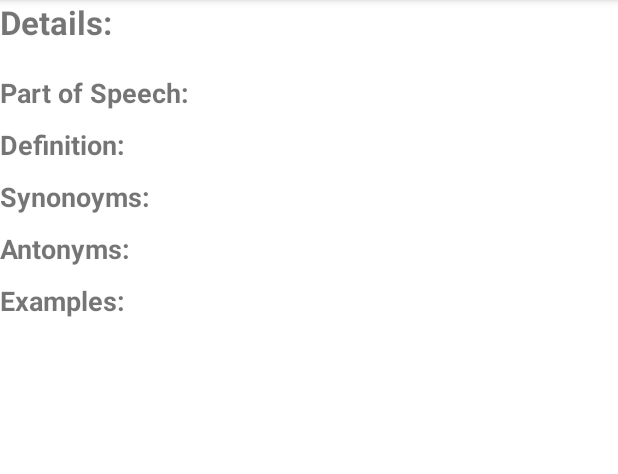
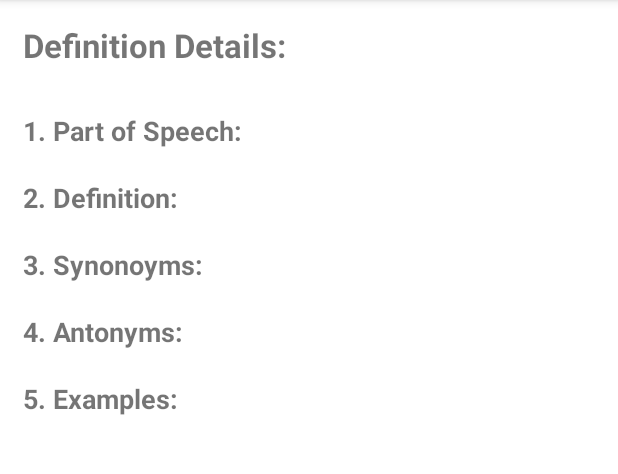
Before and after one commit to atifquamar07/Dictionary-Android-Application, an Android app: the DetailActivity screen opened directly, with no data from a screen before it, on a phone screen of 412 x 824 dp, the part 84-558 px from its top. Run offline under Robolectric (Android 15) with nearby library versions, the phone set to English and light mode, and no system bars; 4 statements that could not run were skipped.

Commit message:
UI bugs fixed for last fragment (detail)

```diff
--- a/app/src/main/res/layout/activity_detail.xml
+++ b/app/src/main/res/layout/activity_detail.xml
@@ -10,6 +10,8 @@
 
     <androidx.fragment.app.FragmentContainerView
         android:id="@+id/detailFragmentContainerView"
+        android:layout_marginTop="15dp"
+        android:layout_marginStart="15dp"
         android:layout_width="match_parent"
         android:layout_height="wrap_content"
         android:name="com.example.dictionary.fragments.DetailFragment"
--- a/app/src/main/res/layout/fragment_detail.xml
+++ b/app/src/main/res/layout/fragment_detail.xml
@@ -10,10 +10,10 @@
         android:id="@+id/description_detail"
         android:textSize="22sp"
         android:textStyle="bold"
-        android:layout_marginBottom="20dp"
+        android:layout_marginBottom="30dp"
         android:layout_width="match_parent"
         android:layout_height="wrap_content"
-        android:text="Details:"/>
+        android:text="Definition Details:"/>
 
     <TextView
         android:id="@+id/heading_pos"
@@ -21,7 +21,7 @@
         android:layout_width="wrap_content"
         android:textSize="18sp"
         android:layout_height="wrap_content"
-        android:text="Part of Speech: "
+        android:text="1. Part of Speech:  "
         android:textStyle="bold"/>
 
     <TextView
@@ -37,17 +37,17 @@
         android:id="@+id/heading_definition"
         android:textSize="18sp"
         android:layout_width="wrap_content"
-        android:layout_marginTop="10dp"
+        android:layout_marginTop="20dp"
         android:layout_below="@+id/pos"
         android:layout_height="wrap_content"
-        android:text="Definition: "
+        android:text="2. Definition:  "
         android:textStyle="bold"/>
 
     <TextView
         android:id="@+id/definition"
         android:layout_width="wrap_content"
         android:layout_height="wrap_content"
-        android:layout_marginTop="10dp"
+        android:layout_marginTop="20dp"
         android:textSize="18sp"
         android:layout_below="@+id/pos"
         android:layout_toEndOf="@+id/heading_definition"
@@ -56,11 +56,11 @@
     <TextView
         android:id="@+id/heading_synonym"
         android:layout_width="wrap_content"
-        android:layout_marginTop="10dp"
+        android:layout_marginTop="20dp"
         android:textSize="18sp"
-        android:layout_below="@+id/heading_definition"
+        android:layout_below="@+id/definition"
         android:layout_height="wrap_content"
-        android:text="Synonoyms: "
+        android:text="3. Synonoyms:  "
         android:textStyle="bold"/>
 
     <TextView
@@ -68,7 +68,7 @@
         android:layout_width="wrap_content"
         android:layout_height="wrap_content"
         android:textSize="18sp"
-        android:layout_marginTop="10dp"
+        android:layout_marginTop="20dp"
         android:layout_below="@+id/definition"
         android:layout_toEndOf="@+id/heading_synonym"
         android:text="" />
@@ -77,11 +77,11 @@
     <TextView
         android:id="@+id/heading_antonym"
         android:layout_width="wrap_content"
-        android:layout_marginTop="10dp"
+        android:layout_marginTop="20dp"
         android:textSize="18sp"
         android:layout_below="@+id/synonym"
         android:layout_height="wrap_content"
-        android:text="Antonyms: "
+        android:text="4. Antonyms:  "
         android:textStyle="bold"/>
 
     <TextView
@@ -89,7 +89,7 @@
         android:layout_width="wrap_content"
         android:layout_height="wrap_content"
         android:textSize="18sp"
-        android:layout_marginTop="10dp"
+        android:layout_marginTop="20dp"
         android:layout_below="@+id/synonym"
         android:layout_toEndOf="@+id/heading_antonym"
         android:text="" />
@@ -99,10 +99,10 @@
         android:id="@+id/heading_examples"
         android:textSize="18sp"
         android:layout_width="wrap_content"
-        android:layout_marginTop="10dp"
-        android:layout_below="@+id/heading_antonym"
+        android:layout_marginTop="20dp"
+        android:layout_below="@+id/antonym"
         android:layout_height="wrap_content"
-        android:text="Examples: "
+        android:text="5. Examples:  "
         android:textStyle="bold"/>
 
     <TextView
@@ -110,7 +110,7 @@
         android:layout_width="wrap_content"
         android:textSize="18sp"
         android:layout_height="wrap_content"
-        android:layout_marginTop="10dp"
+        android:layout_marginTop="20dp"
         android:layout_below="@+id/antonym"
         android:layout_toEndOf="@+id/heading_examples"
         android:text="" />
```
